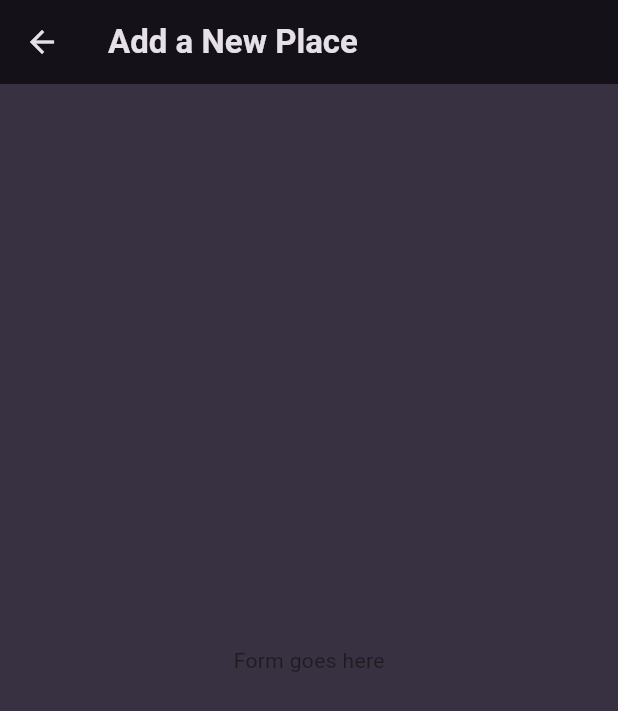
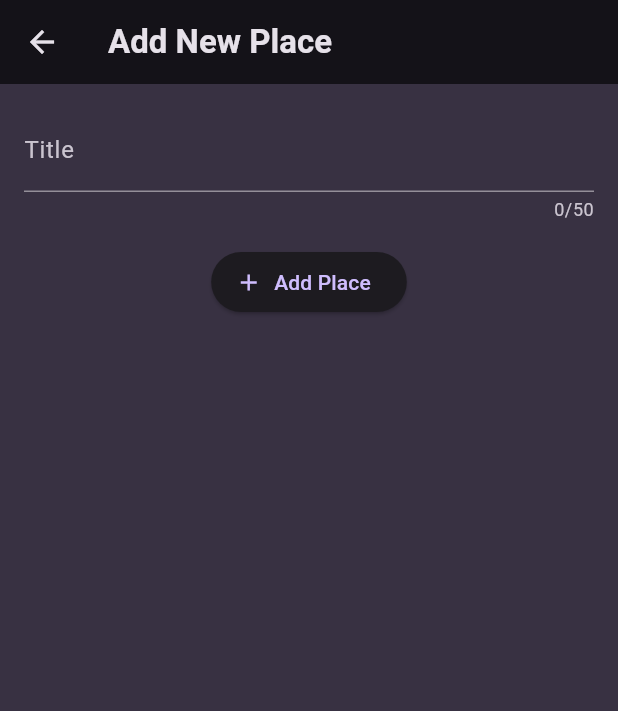
Before and after one commit to lcd11001/flutter-favorite-places, a Flutter app: the screen it shows after launch, after a tap on the "add" icon, on a phone screen of 412 x 824 dp. Shown: the top 711 px of the screen. Run offline on Flutter 3.47's test engine with Material 3 defaults, Android fonts, the phone set to English and light mode, and no system bars; our stand-ins replace cached_network_image, flutter_riverpod, freezed_annotation, google_fonts, riverpod_annotation, transparent_image; generated files the repository leaves out were written again; network calls fail.

Commit message:
+ add new place screen

```diff
--- a/lib/screens/new_place_screen.dart
+++ b/lib/screens/new_place_screen.dart
@@ -1,17 +1,67 @@
 import 'package:flutter/material.dart';
+import 'package:flutter_riverpod/flutter_riverpod.dart';
 
-class NewPlaceScreen extends StatelessWidget {
+class NewPlaceScreen extends ConsumerStatefulWidget {
   const NewPlaceScreen({super.key});
+
+  @override
+  ConsumerState<NewPlaceScreen> createState() => _NewPlaceScreenState();
+}
+
+class _NewPlaceScreenState extends ConsumerState<NewPlaceScreen> {
+  final _formKey = GlobalKey<FormState>();
+  final _titleController = TextEditingController();
+
+  @override
+  void dispose() {
+    _titleController.dispose();
+    super.dispose();
+  }
 
   @override
   Widget build(BuildContext context) {
     return Scaffold(
       appBar: AppBar(
-        title: const Text('Add a New Place'),
+        title: const Text('Add New Place'),
       ),
-      body: Center(
-        child: Text('Form goes here'),
+      body: SingleChildScrollView(
+        child: Padding(
+          padding: const EdgeInsets.all(16.0),
+          child: Form(
+            key: _formKey,
+            child: Column(
+              children: [
+                TextFormField(
+                  decoration: const InputDecoration(labelText: 'Title'),
+                  keyboardType: TextInputType.text,
+                  maxLength: 50,
+                  textInputAction: TextInputAction.next,
+                  controller: _titleController,
+                  validator: (value) {
+                    if (value == null || value.trim().isEmpty) {
+                      return 'Please enter a title.';
+                    }
+                    return null;
+                  },
+                ),
+                const SizedBox(height: 16),
+                ElevatedButton.icon(
+                  icon: const Icon(Icons.add),
+                  onPressed: _saveNewPlace,
+                  label: const Text('Add Place'),
+                )
+              ],
+            ),
+          ),
+        ),
       ),
     );
   }
+
+  void _saveNewPlace() {
+    if (_formKey.currentState!.validate()) {
+      // Add place
+      _formKey.currentState!.save();
+    }
+  }
 }
--- a/lib/widgets/places_list.dart
+++ b/lib/widgets/places_list.dart
@@ -10,9 +10,17 @@ class PlacesList extends StatelessWidget {
 
   @override
   Widget build(BuildContext context) {
+    final textTheme = Theme.of(context).textTheme;
+    final colorScheme = Theme.of(context).colorScheme;
+
     if (places.isEmpty) {
-      return const Center(
-        child: Text('No places added yet, start adding some!'),
+      return Center(
+        child: Text(
+          'No places added yet, start adding some!',
+          style: textTheme.bodyMedium!.copyWith(
+            color: colorScheme.onBackground,
+          ),
+        ),
       );
     }
 
--- a/lib/widgets/places_list_item.dart
+++ b/lib/widgets/places_list_item.dart
@@ -17,11 +17,19 @@ class PlacesListItem extends StatelessWidget {
 
   @override
   Widget build(BuildContext context) {
+    final textTheme = Theme.of(context).textTheme;
+    final colorScheme = Theme.of(context).colorScheme;
+
     return ListTile(
       visualDensity: const VisualDensity(
         vertical: VisualDensity.maximumDensity,
       ),
-      title: Text(place.title),
+      title: Text(
+        place.title,
+        style: textTheme.titleMedium!.copyWith(
+          color: colorScheme.onBackground,
+        ),
+      ),
       subtitle: Text(place.address),
       leading: CircleAvatar(
         radius: avatarRadius,
```
